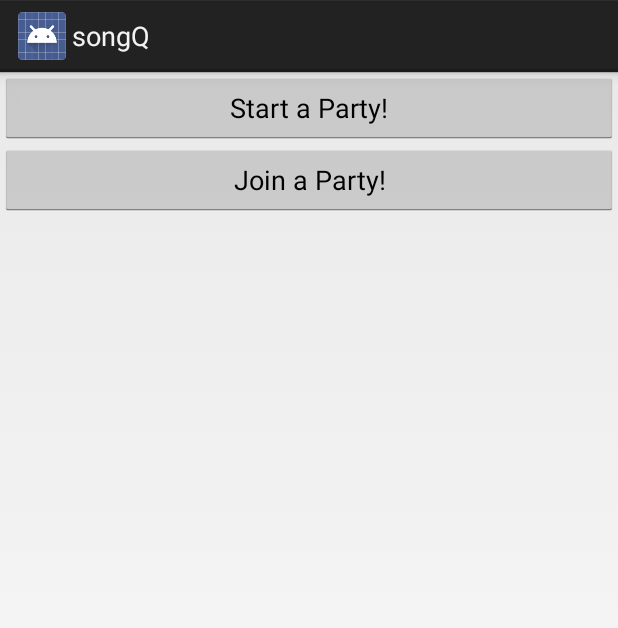
After one commit to GuillermoVazquez/PersonalProjects, an Android app: the layout activity_login.xml on its own in the app's theme, with its tools: preview values and no code run, on a phone screen of 412 x 824 dp. The commit adds this screen. Shown: the top 628 px of the screen. Run offline under Robolectric (Android 15) with nearby library versions, the phone set to English and light mode, and no system bars.

Commit message:
login activity + save access token

```diff
--- /dev/null
+++ b/songQ/app/src/main/res/layout/activity_login.xml
@@ -0,0 +1,32 @@
+<?xml version="1.0" encoding="utf-8"?>
+<android.support.constraint.ConstraintLayout xmlns:android="http://schemas.android.com/apk/res/android"
+    xmlns:app="http://schemas.android.com/apk/res-auto"
+    xmlns:tools="http://schemas.android.com/tools"
+    android:layout_width="match_parent"
+    android:layout_height="match_parent"
+    tools:context="vazquez.guillermo.songq.LoginActivity">
+
+
+    <LinearLayout
+        android:layout_width="match_parent"
+        android:layout_height="match_parent"
+        android:orientation="vertical"
+        app:layout_constraintBottom_toBottomOf="parent"
+        app:layout_constraintEnd_toEndOf="parent"
+        app:layout_constraintStart_toStartOf="parent"
+        app:layout_constraintTop_toTopOf="parent">
+
+
+        <Button
+            android:id="@+id/startParty"
+            android:layout_width="match_parent"
+            android:layout_height="wrap_content"
+            android:text="Start a Party!" />
+
+        <Button
+            android:id="@+id/joinParty"
+            android:layout_width="match_parent"
+            android:layout_height="wrap_content"
+            android:text="Join a Party!" />
+    </LinearLayout>
+</android.support.constraint.ConstraintLayout>
```
Also changed, not shown: songQ/app/src/main/AndroidManifest.xml (+3 -5 lines), songQ/app/src/main/java/vazquez/guillermo/songq/LoginActivity.java (added, +36 -0 lines), songQ/app/src/main/java/vazquez/guillermo/songq/MainActivity.java (+10 -1 lines).
